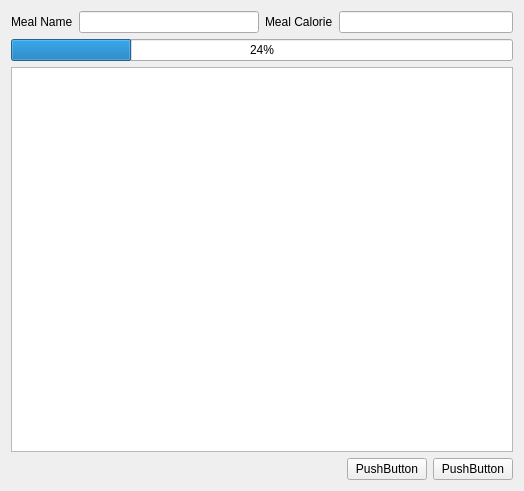
Qt form widget.ui (mjavadHasanzade/qt-calorie-tracker-app) before a commit.
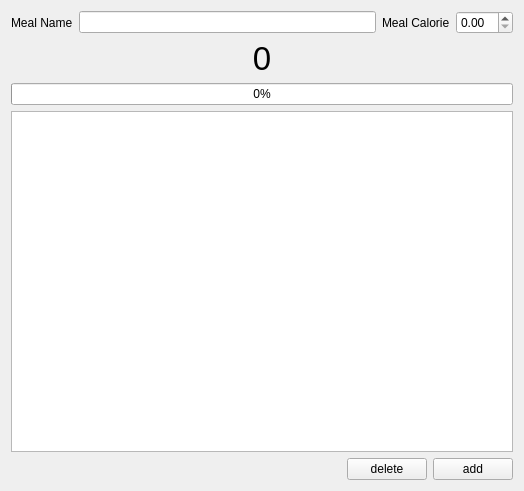
The same form after that commit.

What changed in the file:
```diff
--- a/widget.ui
+++ b/widget.ui
@@ -42,16 +42,31 @@
           </widget>
          </item>
          <item>
-          <widget class="QLineEdit" name="lineEdit_2"/>
+          <widget class="QDoubleSpinBox" name="mealCalorieSpin"/>
          </item>
         </layout>
        </item>
       </layout>
      </item>
+     <item>
+      <widget class="QLabel" name="totalCalorieLabel">
+       <property name="font">
+        <font>
+         <pointsize>25</pointsize>
+        </font>
+       </property>
+       <property name="text">
+        <string>0</string>
+       </property>
+       <property name="alignment">
+        <set>Qt::AlignCenter</set>
+       </property>
+      </widget>
+     </item>
      <item>
       <widget class="QProgressBar" name="progressBar">
        <property name="value">
-        <number>24</number>
+        <number>0</number>
        </property>
       </widget>
      </item>
@@ -78,14 +93,14 @@
      <item>
       <widget class="QPushButton" name="pushButton">
        <property name="text">
-        <string>PushButton</string>
+        <string>delete</string>
        </property>
       </widget>
      </item>
      <item>
       <widget class="QPushButton" name="pushButton_2">
        <property name="text">
-        <string>PushButton</string>
+        <string>add</string>
        </property>
       </widget>
      </item>
```
Left out of the diff: 6 changed lines with no effect on the pictures.
